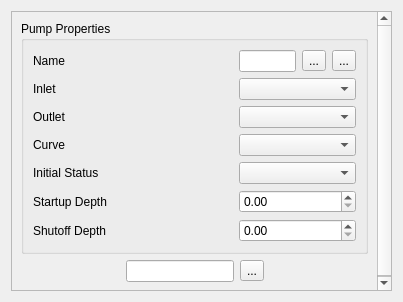
FLO-2DSoftware/qgis-flo-2d-plugin, file flo2d/ui/pump_attributes.ui: the form before one commit.
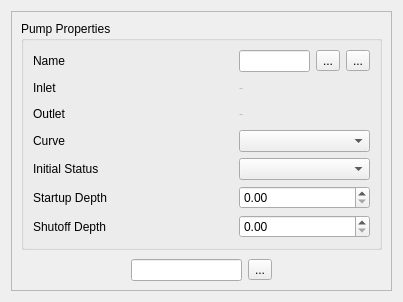
The form after the commit. Icons and pictures are not drawn.

Commit message: Pumps default values adjusted and tested.

What changed in the file:
```diff
--- a/flo2d/ui/pump_attributes.ui
+++ b/flo2d/ui/pump_attributes.ui
@@ -123,12 +123,6 @@
               </property>
              </widget>
             </item>
-            <item row="1" column="1" colspan="3">
-             <widget class="QComboBox" name="pump_inlet"/>
-            </item>
-            <item row="2" column="1" colspan="3">
-             <widget class="QComboBox" name="pump_outlet"/>
-            </item>
             <item row="3" column="1" colspan="3">
              <widget class="QComboBox" name="pump_curve"/>
             </item>
@@ -149,6 +143,38 @@
               </property>
              </widget>
             </item>
+            <item row="1" column="1" colspan="3">
+             <widget class="QLabel" name="pump_inlet">
+              <property name="enabled">
+               <bool>false</bool>
+              </property>
+              <property name="minimumSize">
+               <size>
+                <width>0</width>
+                <height>20</height>
+               </size>
+              </property>
+              <property name="text">
+               <string>-</string>
+              </property>
+             </widget>
+            </item>
+            <item row="2" column="1" colspan="3">
+             <widget class="QLabel" name="pump_outlet">
+              <property name="enabled">
+               <bool>false</bool>
+              </property>
+              <property name="minimumSize">
+               <size>
+                <width>0</width>
+                <height>20</height>
+               </size>
+              </property>
+              <property name="text">
+               <string>-</string>
+              </property>
+             </widget>
+            </item>
            </layout>
           </item>
          </layout>
```
The commit also changes 1 other file.
